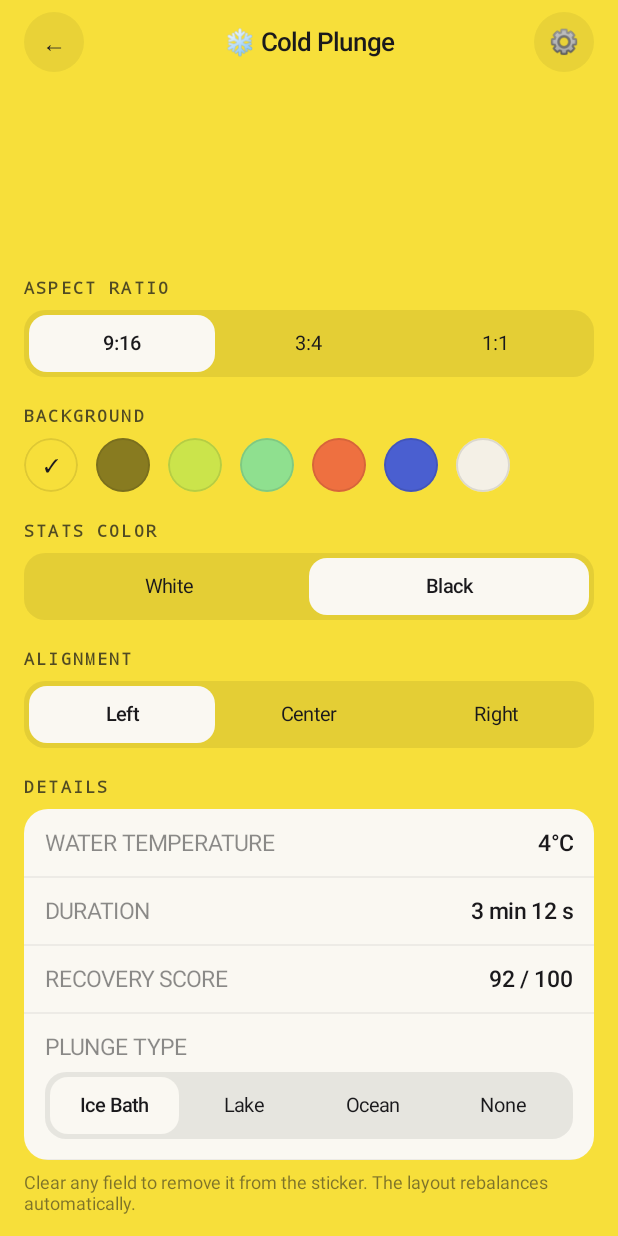
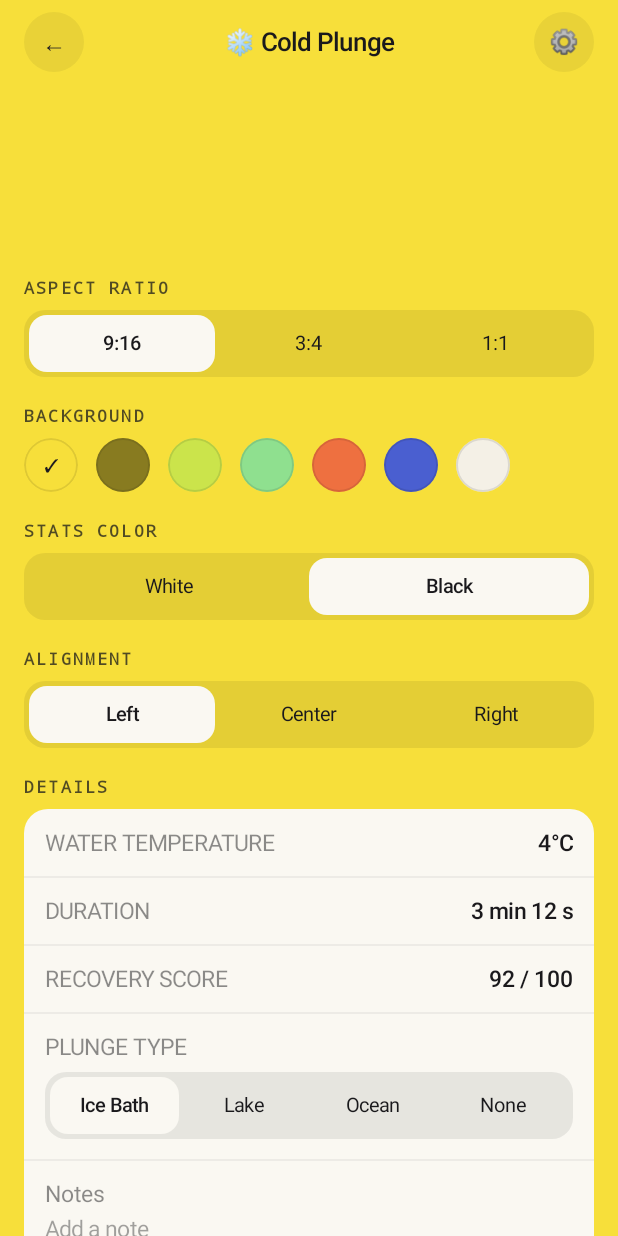
Before and after one commit to harshilv17/sociofit, an Android app built with Jetpack Compose: the composable StickerEditorScreen called with sample values from the repository, scrolled down 540 dp, on a phone screen of 412 x 824 dp. Run offline under Robolectric (Android 15) with nearby library versions, the phone set to English and light mode, and no system bars.

Commit message:
notes field

```diff
--- a/app/src/main/java/com/sociofit/app/StickerEditorScreen.kt
+++ b/app/src/main/java/com/sociofit/app/StickerEditorScreen.kt
@@ -148,6 +148,15 @@ fun StickerEditorScreen(activity: FitnessActivity, onBack: () -> Unit, onSetting
                             }
                         }
                     }
+                    Column(Modifier.fillMaxWidth().padding(14.dp)) {
+                        Text("Notes", color = ink(0.5f), fontSize = 15.sp)
+                        Field(
+                            config.notes, { config = config.copy(notes = it) },
+                            Modifier.fillMaxWidth().padding(top = 6.dp),
+                            placeholder = "Add a note",
+                            singleLine = false,
+                        )
+                    }
                 }
                 Hint("Clear any field to remove it from the sticker. The layout rebalances automatically.")
             }
```
